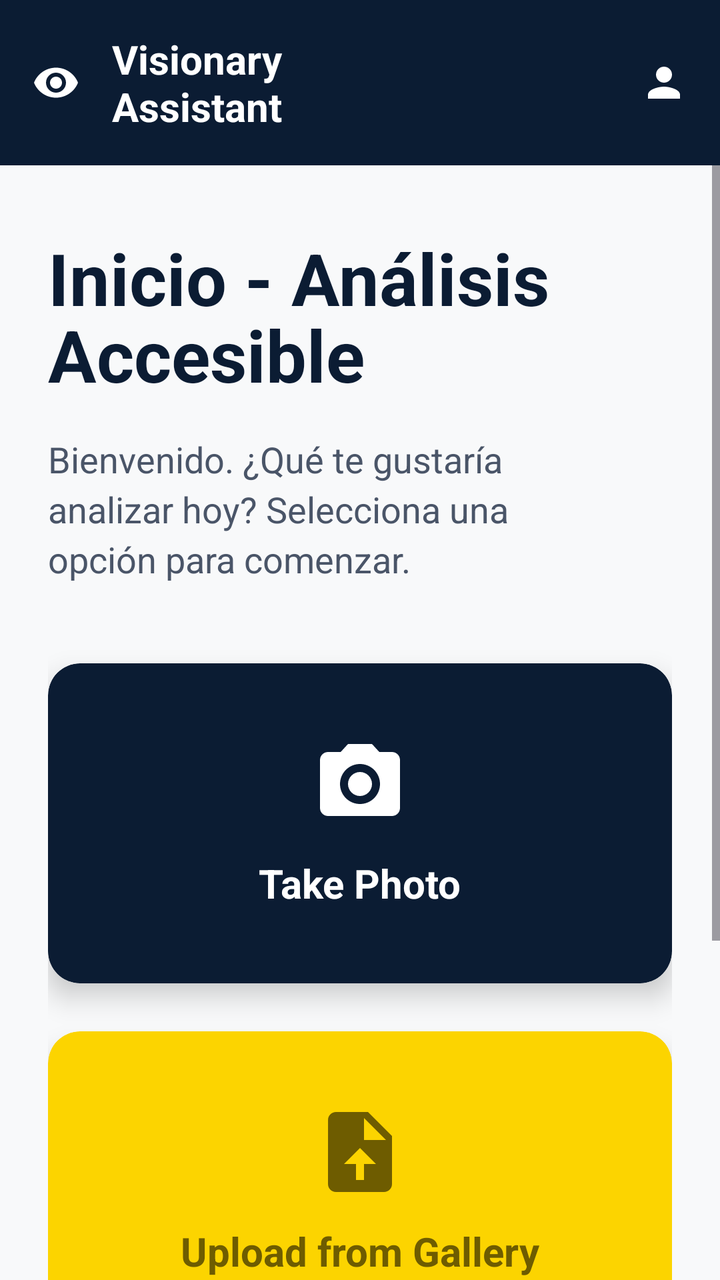
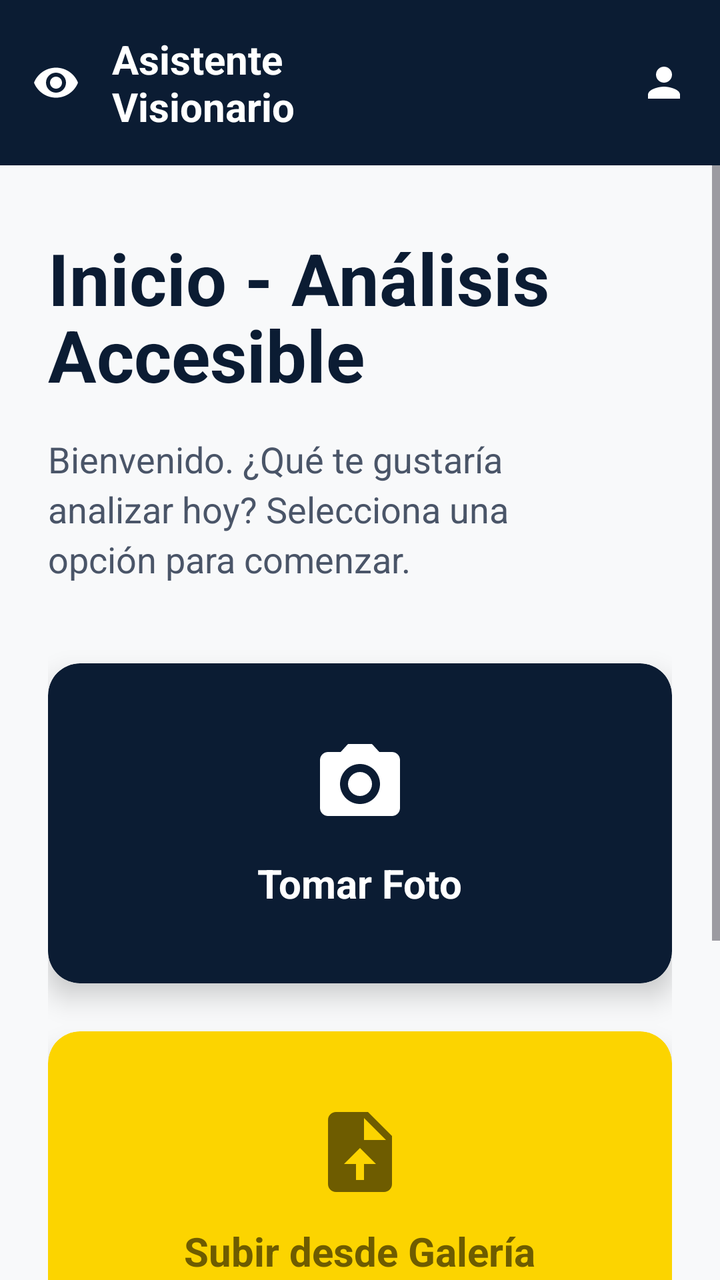

Screens rendered from an Android XML layout before and after an edit, with the pre-edit source and the edit as a unified diff.
<!-- AndroidManifest.xml: application theme Theme.Tienda_app -->
<!-- res/layout/fragment_scan.xml -->
<?xml version="1.0" encoding="utf-8"?>
<androidx.constraintlayout.widget.ConstraintLayout xmlns:android="http://schemas.android.com/apk/res/android"
    xmlns:app="http://schemas.android.com/apk/res-auto"
    xmlns:tools="http://schemas.android.com/tools"
    android:layout_width="match_parent"
    android:layout_height="match_parent"
    android:background="#F8F9FA"
    tools:context=".ScanFragment">

    
    <LinearLayout
        android:id="@+id/topBar"
        android:layout_width="match_parent"
        android:layout_height="wrap_content"
        android:background="#0B1C33"
        android:padding="16dp"
        android:orientation="horizontal"
        android:gravity="center_vertical"
        app:layout_constraintTop_toTopOf="parent">

        <ImageView
            android:layout_width="24dp"
            android:layout_height="24dp"
            android:src="@drawable/ic_eye"
            app:tint="#FFFFFF"
            android:importantForAccessibility="no" />

        <TextView
            android:layout_width="0dp"
            android:layout_height="wrap_content"
            android:layout_weight="1"
            android:text="Visionary\nAssistant"
            android:textColor="#FFFFFF"
            android:textSize="20sp"
            android:textStyle="bold"
            android:layout_marginStart="16dp" />

        <ImageView
            android:layout_width="24dp"
            android:layout_height="24dp"
            android:src="@drawable/ic_user"
            app:tint="#FFFFFF"
            android:contentDescription="Perfil de usuario" />
    </LinearLayout>

    <ScrollView
        android:layout_width="match_parent"
        android:layout_height="0dp"
        app:layout_constraintTop_toBottomOf="@id/topBar"
        app:layout_constraintBottom_toBottomOf="parent">

        <androidx.constraintlayout.widget.ConstraintLayout
            android:layout_width="match_parent"
            android:layout_height="wrap_content"
            android:padding="24dp">

            <TextView
                android:id="@+id/tvTitle"
                android:layout_width="0dp"
                android:layout_height="wrap_content"
                android:text="Inicio - Análisis\nAccesible"
                android:textColor="#0B1C33"
                android:textSize="36sp"
                android:textStyle="bold"
                android:lineSpacingExtra="-4dp"
                app:layout_constraintTop_toTopOf="parent"
                app:layout_constraintStart_toStartOf="parent"
                app:layout_constraintEnd_toEndOf="parent"
                android:layout_marginTop="8dp"/>

            <TextView
                android:id="@+id/tvSubtitle"
                android:layout_width="0dp"
                android:layout_height="wrap_content"
                android:text="Bienvenido. ¿Qué te gustaría\nanalizar hoy? Selecciona una\nopción para comenzar."
                android:textColor="#4A5568"
                android:textSize="18sp"
                android:lineSpacingExtra="4dp"
                app:layout_constraintTop_toBottomOf="@id/tvTitle"
                app:layout_constraintStart_toStartOf="parent"
                app:layout_constraintEnd_toEndOf="parent"
                android:layout_marginTop="16dp"/>

            <androidx.cardview.widget.CardView
                android:id="@+id/btnTakePhoto"
                android:layout_width="0dp"
                android:layout_height="160dp"
                app:cardBackgroundColor="#0B1C33"
                app:cardCornerRadius="16dp"
                app:cardElevation="8dp"
                app:layout_constraintTop_toBottomOf="@id/tvSubtitle"
                app:layout_constraintStart_toStartOf="parent"
                app:layout_constraintEnd_toEndOf="parent"
                android:layout_marginTop="40dp"
                android:clickable="true"
                android:focusable="true"
                android:contentDescription="Tomar una foto usando la cámara"
                android:foreground="?android:attr/selectableItemBackground">

                <LinearLayout
                    android:layout_width="match_parent"
                    android:layout_height="match_parent"
                    android:orientation="vertical"
                    android:gravity="center">

                    <ImageView
                        android:layout_width="48dp"
                        android:layout_height="48dp"
                        android:src="@drawable/ic_camera_alt"
                        android:layout_marginBottom="12dp"
                        android:importantForAccessibility="no" />

                    <TextView
                        android:layout_width="wrap_content"
                        android:layout_height="wrap_content"
                        android:text="Take Photo"
                        android:textColor="#FFFFFF"
                        android:textSize="20sp"
                        android:textStyle="bold" />
                </LinearLayout>
            </androidx.cardview.widget.CardView>

            <androidx.cardview.widget.CardView
                android:id="@+id/btnUploadGallery"
                android:layout_width="0dp"
                android:layout_height="160dp"
                app:cardBackgroundColor="@color/yellow"
                app:cardCornerRadius="16dp"
                app:cardElevation="8dp"
                app:layout_constraintTop_toBottomOf="@id/btnTakePhoto"
                app:layout_constraintStart_toStartOf="parent"
                app:layout_constraintEnd_toEndOf="parent"
                android:layout_marginTop="24dp"
                android:clickable="true"
                android:focusable="true"
                android:contentDescription="Subir una imagen desde la galería"
                android:foreground="?android:attr/selectableItemBackground">

                <LinearLayout
                    android:layout_width="match_parent"
                    android:layout_height="match_parent"
                    android:orientation="vertical"
                    android:gravity="center">

                    <ImageView
                        android:layout_width="48dp"
                        android:layout_height="48dp"
                        android:src="@drawable/ic_upload_file"
                        android:layout_marginBottom="12dp"
                        android:importantForAccessibility="no" />

                    <TextView
                        android:layout_width="wrap_content"
                        android:layout_height="wrap_content"
                        android:text="Upload from Gallery"
                        android:textColor="@color/brown"
                        android:textSize="20sp"
                        android:textStyle="bold" />
                </LinearLayout>
            </androidx.cardview.widget.CardView>

            <androidx.cardview.widget.CardView
                android:id="@+id/btnScanQr"
                android:layout_width="0dp"
                android:layout_height="160dp"
                app:cardBackgroundColor="#0F766E"
                app:cardCornerRadius="16dp"
                app:cardElevation="8dp"
                app:layout_constraintTop_toBottomOf="@id/btnUploadGallery"
                app:layout_constraintStart_toStartOf="parent"
                app:layout_constraintEnd_toEndOf="parent"
                android:layout_marginTop="24dp"
                android:layout_marginBottom="24dp"
                android:clickable="true"
                android:focusable="true"
                android:contentDescription="Escanear código QR de un producto"
                android:foreground="?android:attr/selectableItemBackground">

                <LinearLayout
                    android:layout_width="match_parent"
                    android:layout_height="match_parent"
                    android:orientation="vertical"
                    android:gravity="center">

                    <ImageView
                        android:layout_width="48dp"
                        android:layout_height="48dp"
                        android:src="@drawable/ic_scan_focus"
                        android:layout_marginBottom="12dp"
                        app:tint="#FFFFFF"
                        android:importantForAccessibility="no" />

                    <TextView
                        android:layout_width="wrap_content"
                        android:layout_height="wrap_content"
                        android:text="Scan QR Code"
                        android:textColor="#FFFFFF"
                        android:textSize="20sp"
                        android:textStyle="bold" />
                </LinearLayout>
            </androidx.cardview.widget.CardView>
        </androidx.constraintlayout.widget.ConstraintLayout>
    </ScrollView>
</androidx.constraintlayout.widget.ConstraintLayout>
<!-- resources referenced by this layout -->
<resources>
  <color name="brown">#6E5C00</color>
  <color name="yellow">#FCD400</color>
  <!-- drawable ic_camera_alt (drawable) -->
  <vector xmlns:android="http://schemas.android.com/apk/res/android"
      android:width="24dp"
      android:height="24dp"
      android:viewportWidth="24"
      android:viewportHeight="24">
    <path
        android:fillColor="#FFFFFF"
        android:pathData="M9,2L7.17,4H4c-1.1,0 -2,0.9 -2,2v12c0,1.1 0.9,2 2,2h16c1.1,0 2,-0.9 2,-2V6c0,-1.1 -0.9,-2 -2,-2h-3.17L15,2H9zM12,17c-2.76,0 -5,-2.24 -5,-5s2.24,-5 5,-5 5,2.24 5,5 -2.24,5 -5,5zM12,9c-1.65,0 -3,1.35 -3,3s1.35,3 3,3 3,-1.35 3,-3 -1.35,-3 -3,-3z"/>
  </vector>
  <!-- drawable ic_eye (drawable) -->
  <vector xmlns:android="http://schemas.android.com/apk/res/android"
      android:width="24dp"
      android:height="24dp"
      android:viewportWidth="24"
      android:viewportHeight="24">
    <path
        android:fillColor="#FFFFFF"
        android:pathData="M12,4.5C7,4.5 2.73,7.61 1,12c1.73,4.39 6,7.5 11,7.5s9.27,-3.11 11,-7.5c-1.73,-4.39 -6,-7.5 -11,-7.5zM12,17c-2.76,0 -5,-2.24 -5,-5s2.24,-5 5,-5 5,2.24 5,5 -2.24,5 -5,5zM12,9c-1.66,0 -3,1.34 -3,3s1.34,3 3,3 3,-1.34 3,-3 -1.34,-3 -3,-3z"/>
  </vector>
  <!-- drawable ic_scan_focus (drawable) -->
  <vector xmlns:android="http://schemas.android.com/apk/res/android"
      android:width="24dp"
      android:height="24dp"
      android:viewportWidth="24"
      android:viewportHeight="24">
    <path
        android:fillColor="#FFFFFF"
        android:pathData="M3,5v4h2V5h4V3H5c-1.1,0 -2,0.9 -2,2zm2,10H3v4c0,1.1 0.9,2 2,2h4v-2H5v-4zm14,4h-4v2h4c1.1,0 2,-0.9 2,-2v-4h-2v4zm0,-16h-4v2h4v4h2V5c0,-1.1 -0.9,-2 -2,-2z"/>
  </vector>
  <!-- drawable ic_upload_file (drawable) -->
  <vector xmlns:android="http://schemas.android.com/apk/res/android"
      android:width="24dp"
      android:height="24dp"
      android:viewportWidth="24"
      android:viewportHeight="24">
    <path
        android:fillColor="#6E5C00"
        android:pathData="M14,2H6C4.9,2 4.01,2.9 4.01,4L4,20c0,1.1 0.89,2 1.99,2H18c1.1,0 2,-0.9 2,-2V8L14,2zM13,15v4h-2v-4H8l4,-4 4,4h-3zM13,9V3.5L18.5,9H13z"/>
  </vector>
  <!-- drawable ic_user (drawable) -->
  <vector xmlns:android="http://schemas.android.com/apk/res/android"
      android:width="24dp"
      android:height="24dp"
      android:viewportWidth="24"
      android:viewportHeight="24">
    <path
        android:fillColor="#FFFFFF"
        android:pathData="M12,12c2.21,0 4,-1.79 4,-4s-1.79,-4 -4,-4 -4,1.79 -4,4 1.79,4 4,4zM12,14c-2.67,0 -8,1.34 -8,4v2h16v-2c0,-2.66 -5.33,-4 -8,-4z"/>
  </vector>
  <style name="Theme.Tienda_app" parent="Base.Theme.Tienda_app" />
  <style name="Base.Theme.Tienda_app" parent="Theme.Material3.DayNight.NoActionBar">
          
          
      </style>
</resources>

<!-- the commit's change to res/layout/fragment_scan.xml (unified diff, before → after) -->
@@ -29,7 +29,7 @@
             android:layout_width="0dp"
             android:layout_height="wrap_content"
             android:layout_weight="1"
-            android:text="Visionary\nAssistant"
+            android:text="Asistente\nVisionario"
             android:textColor="#FFFFFF"
             android:textSize="20sp"
             android:textStyle="bold"
@@ -113,7 +113,7 @@
                     <TextView
                         android:layout_width="wrap_content"
                         android:layout_height="wrap_content"
-                        android:text="Take Photo"
+                        android:text="Tomar Foto"
                         android:textColor="#FFFFFF"
                         android:textSize="20sp"
                         android:textStyle="bold" />
@@ -152,7 +152,7 @@
                     <TextView
                         android:layout_width="wrap_content"
                         android:layout_height="wrap_content"
-                        android:text="Upload from Gallery"
+                        android:text="Subir desde Galería"
                         android:textColor="@color/brown"
                         android:textSize="20sp"
                         android:textStyle="bold" />
@@ -193,7 +193,7 @@
                     <TextView
                         android:layout_width="wrap_content"
                         android:layout_height="wrap_content"
-                        android:text="Scan QR Code"
+                        android:text="Escanear Código QR"
                         android:textColor="#FFFFFF"
                         android:textSize="20sp"
                         android:textStyle="bold" />
